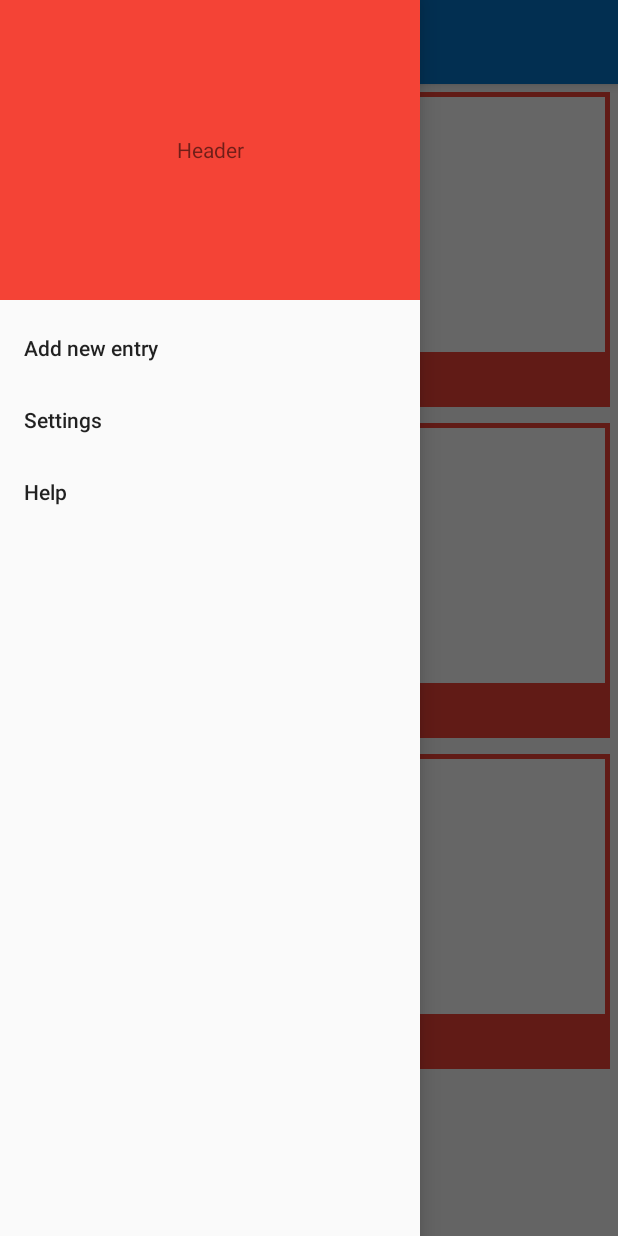
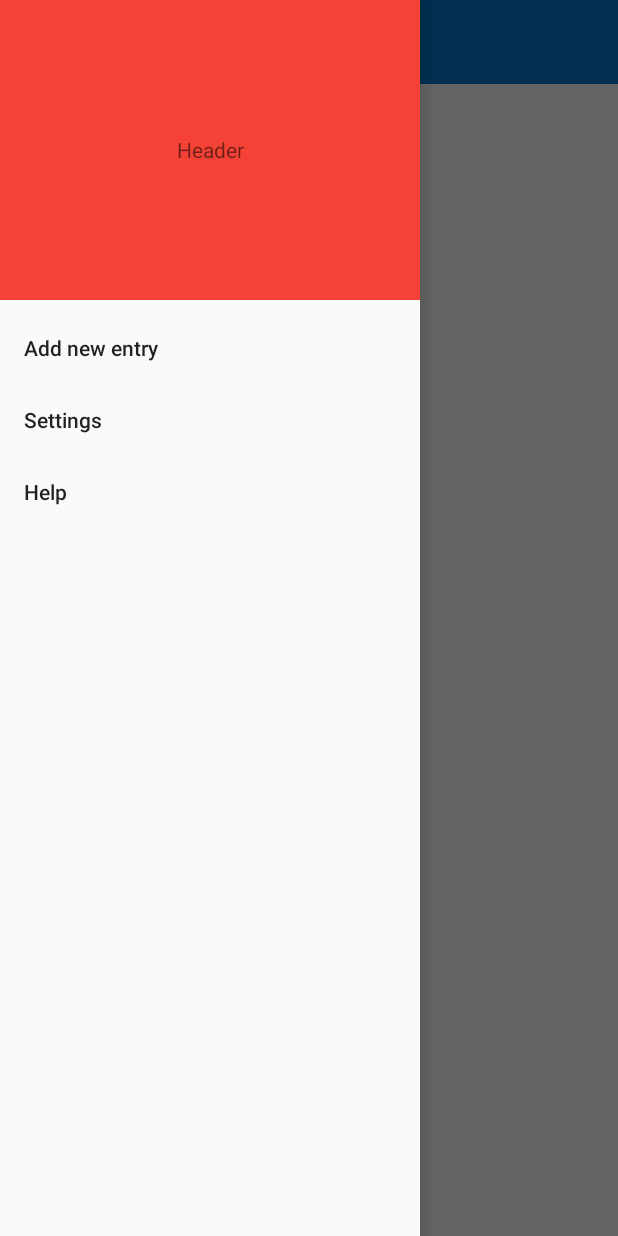
Before and after one commit to darnesaumya/cardTrix, an Android app: the screen it shows after launch (MainActivity), with the side drawer open, on a phone screen of 412 x 824 dp. Run offline under Robolectric (Android 15) with nearby library versions, the phone set to English and light mode, and no system bars; 1 statement that could not run was skipped.

Commit message:
LayoutInflator Test

```diff
--- a/app/src/main/java/com/example/cardtrix/MainActivity.java
+++ b/app/src/main/java/com/example/cardtrix/MainActivity.java
@@ -1,5 +1,6 @@
 package com.example.cardtrix;
 
+import android.content.Context;
 import android.content.Intent;
 import android.database.Cursor;
 import android.database.sqlite.SQLiteDatabase;
@@ -9,6 +10,7 @@ import android.support.v4.widget.DrawerLayout;
 import android.support.v7.app.ActionBarDrawerToggle;
 import android.support.v7.app.AppCompatActivity;
 import android.os.Bundle;
+import android.view.LayoutInflater;
 import android.view.MenuItem;
 import android.view.View;
 import android.widget.RelativeLayout;
@@ -17,39 +19,27 @@ import android.support.v7.widget.Toolbar;
 import android.widget.Toast;
 
 public class MainActivity extends AppCompatActivity implements NavigationView.OnNavigationItemSelectedListener {
-    RelativeLayout rl1;
     Toolbar toolbar;
     NavigationView navigationView;
     SQLiteDatabase sqldb;
     private ActionBarDrawerToggle toggle;
-    TextView t1;
     @Override
     protected void onCreate(Bundle savedInstanceState) {
         super.onCreate(savedInstanceState);
         setContentView(R.layout.activity_main);
         navigationView = findViewById(R.id.nav_view);
-        rl1 = findViewById(R.id.rl1);
-        t1 = findViewById(R.id.t1);
         sqldb = openOrCreateDatabase("MainDB", MODE_PRIVATE,null);
         sqldb.execSQL("CREATE TABLE IF NOT EXISTS CardTable (C_Name VARCHAR , Emp1 VARCHAR, Num1 INTEGER, Emp2 VARCHAR, Num2 INTEGER, Email VARCHAR, Address VARCHAR)");
         toolbar = findViewById(R.id.my_toolbar);
         setSupportActionBar(toolbar);
         DrawerLayout drawerLayout = findViewById(R.id.drawerLayout);
         toggle = new ActionBarDrawerToggle(this , drawerLayout, R.string.Open, R.string.Close);
-
         drawerLayout.addDrawerListener(toggle);
         toggle.syncState();
         if(getSupportActionBar() != null) {
             getSupportActionBar().setDisplayHomeAsUpEnabled(true);
         }
         navigationView.setNavigationItemSelectedListener(this);
-        rl1.setOnClickListener(new View.OnClickListener() {
-            @Override
-            public void onClick(View v) {
-                Intent cardActivityIntent = new Intent(MainActivity.this, CardViewActivity.class);
-                startActivity(cardActivityIntent);
-            }
-        });
     }
     @Override
     public boolean onOptionsItemSelected(MenuItem item) {
@@ -74,7 +64,11 @@ public class MainActivity extends AppCompatActivity implements NavigationView.On
         Cursor resultset = sqldb.rawQuery("Select C_Name from CardTable",null);
         resultset.moveToLast();
         String str = resultset.getString(0);
-        t1.setText(str);
         resultset.close();
     }
+    private void populator()
+    {
+        LayoutInflater v1 = (LayoutInflater) getSystemService(Context.LAYOUT_INFLATER_SERVICE);
+        View view = (View) v1.inflate(R.layout.card_layout,null);
+    }
 }
--- a/app/src/main/res/layout-v21/activity_main.xml
+++ b/app/src/main/res/layout-v21/activity_main.xml
@@ -24,69 +24,6 @@
                 app:popupTheme="@style/ThemeOverlay.AppCompat.Light">
 
             </android.support.v7.widget.Toolbar>
-
-            <RelativeLayout
-                android:layout_width="match_parent"
-                android:layout_height="wrap_content"
-                android:layout_margin="5dp"
-                android:id="@+id/rl1"
-                android:background="@color/colorAccent">
-                <android.support.v7.widget.AppCompatImageView
-                    android:layout_width="match_parent"
-                    android:id="@+id/img1"
-                    android:layout_height="170dp"
-                    android:layout_margin="3dp"
-                    android:background="@color/white"/>
-                <android.support.v7.widget.AppCompatCheckedTextView
-                    android:layout_width="250dp"
-                    android:id="@+id/t1"
-                    android:layout_height="30dp"
-                    android:layout_below="@id/img1"
-                    android:layout_marginBottom="3dp"
-                    android:layout_marginStart="3dp"
-                    android:background="@color/white"
-                    android:text="@string/test"/>
-            </RelativeLayout>
-            <RelativeLayout
-                android:layout_width="match_parent"
-                android:layout_height="wrap_content"
-                android:layout_margin="5dp"
-                android:background="@color/colorAccent">
-                <android.support.v7.widget.AppCompatImageView
-                    android:layout_width="match_parent"
-                    android:id="@+id/img2"
-                    android:layout_height="170dp"
-                    android:layout_margin="3dp"
-                    android:background="@color/white"/>
-                <android.support.v7.widget.AppCompatCheckedTextView
-                    android:layout_width="250dp"
-                    android:layout_height="30dp"
-                    android:layout_marginBottom="3dp"
-                    android:layout_marginStart="3dp"
-                    android:layout_below="@id/img2"
-                    android:background="@color/white"
-                    android:text="@string/test"/>
-            </RelativeLayout>
-            <RelativeLayout
-                android:layout_width="match_parent"
-                android:layout_height="wrap_content"
-                android:layout_margin="5dp"
-                android:background="@color/colorAccent">
-                <android.support.v7.widget.AppCompatImageView
-                    android:layout_width="match_parent"
-                    android:id="@+id/img3"
-                    android:background="@color/white"
-                    android:layout_margin="3dp"
-                    android:layout_height="170dp" />
-                <android.support.v7.widget.AppCompatCheckedTextView
-                    android:layout_width="250dp"
-                    android:background="@color/white"
-                    android:layout_height="30dp"
-                    android:layout_marginBottom="3dp"
-                    android:layout_marginStart="3dp"
-                    android:layout_below="@id/img3"
-                    android:text="@string/test"/>
-            </RelativeLayout>
         </LinearLayout>
     </ScrollView>
     <android.support.design.widget.NavigationView
--- /dev/null
+++ b/app/src/main/res/layout/card_layout.xml
@@ -0,0 +1,22 @@
+<?xml version="1.0" encoding="utf-8"?>
+<RelativeLayout
+    xmlns:android="http://schemas.android.com/apk/res/android"
+    android:layout_width="match_parent"
+    android:layout_height="wrap_content"
+    android:layout_margin="5dp"
+    android:background="@color/colorAccent">
+        <android.support.v7.widget.AppCompatImageView
+            android:layout_width="match_parent"
+            android:id="@+id/img2"
+            android:layout_height="170dp"
+            android:layout_margin="3dp"
+            android:background="@color/white"/>
+        <android.support.v7.widget.AppCompatCheckedTextView
+            android:layout_width="250dp"
+            android:layout_height="30dp"
+            android:layout_marginBottom="3dp"
+            android:layout_marginStart="3dp"
+            android:layout_below="@id/img2"
+            android:background="@color/white"
+            android:text="@string/test"/>
+</RelativeLayout>
```
